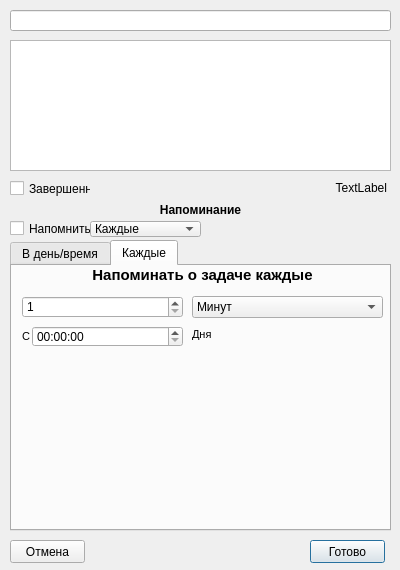
The window that ui/CustomDialog.ui (itKillerWhale/day_planner) describes before a commit, drawn with Qt 5.
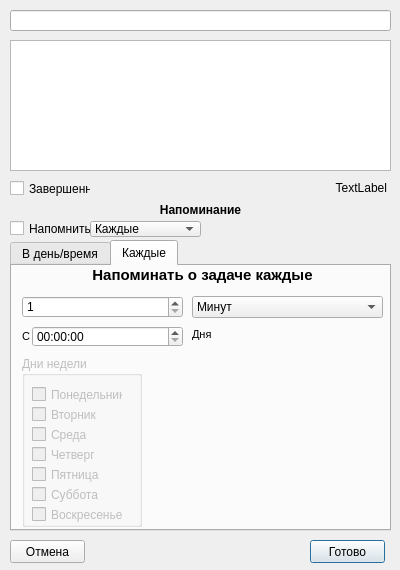
The same window after the commit. The open tabs and pages were chosen to show the change. Icons and pictures are not drawn.

```diff
--- a/ui/CustomDialog.ui
+++ b/ui/CustomDialog.ui
@@ -277,22 +277,6 @@
       <number>1</number>
      </property>
     </widget>
-    <widget class="QLabel" name="label_5">
-     <property name="geometry">
-      <rect>
-       <x>10</x>
-       <y>90</y>
-       <width>361</width>
-       <height>171</height>
-      </rect>
-     </property>
-     <property name="text">
-      <string/>
-     </property>
-     <property name="pixmap">
-      <pixmap>../img/my_cat.png</pixmap>
-     </property>
-    </widget>
     <widget class="QLabel" name="label_6">
      <property name="geometry">
       <rect>
@@ -342,6 +326,113 @@
       <string>Дня</string>
      </property>
     </widget>
+    <widget class="QGroupBox" name="groupBox">
+     <property name="enabled">
+      <bool>false</bool>
+     </property>
+     <property name="geometry">
+      <rect>
+       <x>10</x>
+       <y>90</y>
+       <width>120</width>
+       <height>171</height>
+      </rect>
+     </property>
+     <property name="title">
+      <string>Дни недели</string>
+     </property>
+     <widget class="QCheckBox" name="checkBox">
+      <property name="geometry">
+       <rect>
+        <x>10</x>
+        <y>30</y>
+        <width>91</width>
+        <height>17</height>
+       </rect>
+      </property>
+      <property name="text">
+       <string>Понедельник</string>
+      </property>
+     </widget>
+     <widget class="QCheckBox" name="checkBox_2">
+      <property name="geometry">
+       <rect>
+        <x>10</x>
+        <y>50</y>
+        <width>70</width>
+        <height>17</height>
+       </rect>
+      </property>
+      <property name="text">
+       <string>Вторник</string>
+      </property>
+     </widget>
+     <widget class="QCheckBox" name="checkBox_3">
+      <property name="geometry">
+       <rect>
+        <x>10</x>
+        <y>70</y>
+        <width>70</width>
+        <height>17</height>
+       </rect>
+      </property>
+      <property name="text">
+       <string>Среда</string>
+      </property>
+     </widget>
+     <widget class="QCheckBox" name="checkBox_4">
+      <property name="geometry">
+       <rect>
+        <x>10</x>
+        <y>90</y>
+        <width>70</width>
+        <height>17</height>
+       </rect>
+      </property>
+      <property name="text">
+       <string>Четверг</string>
+      </property>
+     </widget>
+     <widget class="QCheckBox" name="checkBox_5">
+      <property name="geometry">
+       <rect>
+        <x>10</x>
+        <y>110</y>
+        <width>70</width>
+        <height>17</height>
+       </rect>
+      </property>
+      <property name="text">
+       <string>Пятница</string>
+      </property>
+     </widget>
+     <widget class="QCheckBox" name="checkBox_6">
+      <property name="geometry">
+       <rect>
+        <x>10</x>
+        <y>130</y>
+        <width>70</width>
+        <height>17</height>
+       </rect>
+      </property>
+      <property name="text">
+       <string>Суббота</string>
+      </property>
+     </widget>
+     <widget class="QCheckBox" name="checkBox_7">
+      <property name="geometry">
+       <rect>
+        <x>10</x>
+        <y>150</y>
+        <width>91</width>
+        <height>17</height>
+       </rect>
+      </property>
+      <property name="text">
+       <string>Воскресенье</string>
+      </property>
+     </widget>
+    </widget>
    </widget>
   </widget>
   <widget class="QPushButton" name="btn_ok">
```
Left out of the diff: 2 changed lines with no effect on the pictures.
